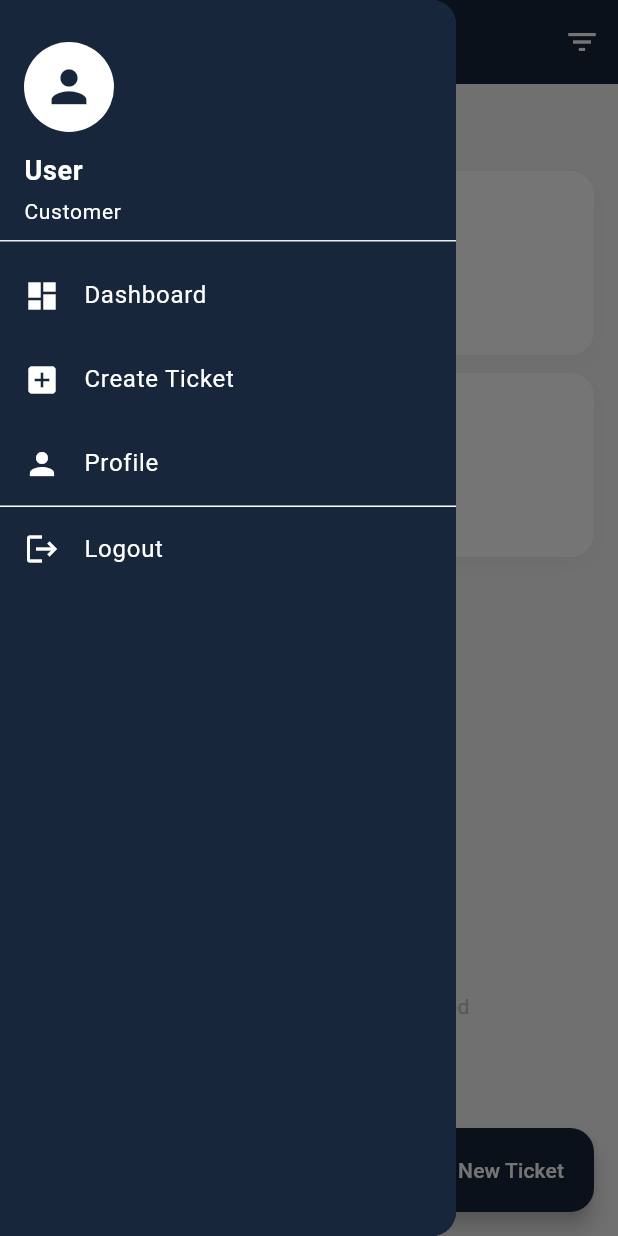
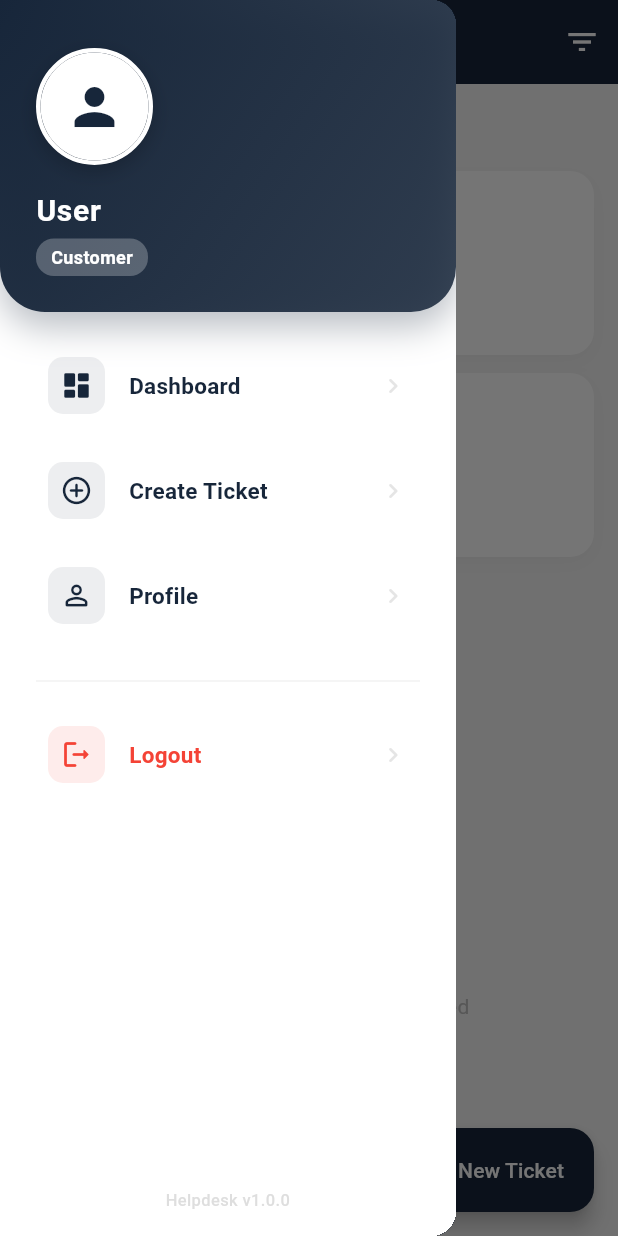
Before and after one commit to FachruDev/helpdesk-mobile, a Flutter app: the CustomerDashboardScreen screen opened directly, with the side drawer open, on a phone screen of 412 x 824 dp. Run offline on Flutter 3.47's test engine with Material 3 defaults, Android fonts, the phone set to English and light mode, and no system bars; our stand-ins replace cached_network_image, dropdown_search, file_picker, flutter_dotenv, flutter_riverpod, flutter_secure_storage; accounts and stored records are empty; network calls fail.

Commit message:
style: drawer sidebar uppdate

```diff
--- a/lib/ui/customer/widgets/customer_drawer.dart
+++ b/lib/ui/customer/widgets/customer_drawer.dart
@@ -25,20 +25,56 @@ class CustomerDrawer extends StatelessWidget {
 
     return Drawer(
       child: Container(
-        color: AppColors.primary,
-        child: ListView(
-          padding: EdgeInsets.zero,
+        color: AppColors.white,
+        child: SafeArea(
+          child: Column(
             children: [
-            DrawerHeader(
-              decoration: const BoxDecoration(
-                color: AppColors.primary,
+              // Modern Header with gradient
+              Container(
+                width: double.infinity,
+                padding: const EdgeInsets.fromLTRB(24, 32, 24, 24),
+                decoration: BoxDecoration(
+                  gradient: LinearGradient(
+                    begin: Alignment.topLeft,
+                    end: Alignment.bottomRight,
+                    colors: [
+                      AppColors.primary,
+                      AppColors.primary.withOpacity(0.85),
+                    ],
+                  ),
+                  borderRadius: const BorderRadius.only(
+                    bottomLeft: Radius.circular(30),
+                    bottomRight: Radius.circular(30),
+                  ),
+                  boxShadow: [
+                    BoxShadow(
+                      color: AppColors.primary.withOpacity(0.3),
+                      blurRadius: 20,
+                      offset: const Offset(0, 10),
+                    ),
+                  ],
                 ),
                 child: Column(
                   crossAxisAlignment: CrossAxisAlignment.start,
-                mainAxisAlignment: MainAxisAlignment.end,
                   children: [
-                  CircleAvatar(
-                    radius: 30,
+                    // Avatar with border
+                    Container(
+                      decoration: BoxDecoration(
+                        shape: BoxShape.circle,
+                        border: Border.all(
+                          color: AppColors.white,
+                          width: 3,
+                        ),
+                        boxShadow: [
+                          BoxShadow(
+                            color: Colors.black.withOpacity(0.2),
+                            blurRadius: 10,
+                            offset: const Offset(0, 4),
+                          ),
+                        ],
+                      ),
+                      child: CircleAvatar(
+                        radius: 36,
                         backgroundColor: AppColors.white,
                         backgroundImage: userImage != null
                             ? CachedNetworkImageProvider(userImage)
@@ -46,53 +82,108 @@ class CustomerDrawer extends StatelessWidget {
                         child: userImage == null
                             ? const Icon(
                                 Icons.person,
-                            size: 35,
+                                size: 40,
                                 color: AppColors.primary,
                               )
                             : null,
                       ),
-                  const SizedBox(height: 12),
+                    ),
+                    const SizedBox(height: 16),
+                    // User name
                     Text(
                       userName,
                       style: const TextStyle(
                         color: AppColors.white,
-                      fontSize: 18,
+                        fontSize: 20,
                         fontWeight: FontWeight.bold,
+                        letterSpacing: 0.5,
                       ),
+                      maxLines: 1,
+                      overflow: TextOverflow.ellipsis,
                     ),
                     const SizedBox(height: 4),
-                  const Text(
+                    // Role badge
+                    Container(
+                      padding: const EdgeInsets.symmetric(
+                        horizontal: 10,
+                        vertical: 4,
+                      ),
+                      decoration: BoxDecoration(
+                        color: AppColors.white.withOpacity(0.25),
+                        borderRadius: BorderRadius.circular(12),
+                      ),
+                      child: const Text(
                         'Customer',
                         style: TextStyle(
                           color: AppColors.white,
-                      fontSize: 14,
+                          fontSize: 12,
+                          fontWeight: FontWeight.w600,
+                        ),
                       ),
                     ),
                   ],
                 ),
               ),
+
+              const SizedBox(height: 8),
+
+              // Menu items
+              Expanded(
+                child: ListView(
+                  padding: const EdgeInsets.symmetric(horizontal: 8, vertical: 8),
+                  children: [
                     _buildDrawerItem(
-              icon: Icons.dashboard,
+                      icon: Icons.dashboard_rounded,
                       title: 'Dashboard',
                       onTap: onDashboardTap,
                     ),
+                    const SizedBox(height: 4),
                     _buildDrawerItem(
-              icon: Icons.add_box,
+                      icon: Icons.add_circle_outline_rounded,
                       title: 'Create Ticket',
                       onTap: onCreateTicketTap,
                     ),
+                    const SizedBox(height: 4),
                     _buildDrawerItem(
-              icon: Icons.person,
+                      icon: Icons.person_outline_rounded,
                       title: 'Profile',
                       onTap: onProfileTap,
                     ),
-            const Divider(color: AppColors.white, height: 1),
+                    const SizedBox(height: 16),
+                    // Divider
+                    Padding(
+                      padding: const EdgeInsets.symmetric(horizontal: 16),
+                      child: Divider(
+                        color: AppColors.textHint.withOpacity(0.2),
+                        thickness: 1,
+                      ),
+                    ),
+                    const SizedBox(height: 8),
                     _buildDrawerItem(
-              icon: Icons.logout,
+                      icon: Icons.logout_rounded,
                       title: 'Logout',
                       onTap: onLogoutTap,
+                      isDestructive: true,
                     ),
                   ],
+                ),
+              ),
+
+              // Footer version info (optional)
+              Padding(
+                padding: const EdgeInsets.all(16),
+                child: Text(
+                  'Helpdesk v1.0.0',
+                  style: TextStyle(
+                    color: AppColors.textHint.withOpacity(0.5),
+                    fontSize: 11,
+                    fontWeight: FontWeight.w500,
+                  ),
+                  textAlign: TextAlign.center,
+                ),
+              ),
+            ],
+          ),
         ),
       ),
     );
@@ -102,14 +193,60 @@ class CustomerDrawer extends StatelessWidget {
     required IconData icon,
     required String title,
     required VoidCallback onTap,
+    bool isDestructive = false,
   }) {
-    return ListTile(
-      leading: Icon(icon, color: AppColors.white),
-      title: Text(
+    return Container(
+      margin: const EdgeInsets.symmetric(horizontal: 8),
+      decoration: BoxDecoration(
+        borderRadius: BorderRadius.circular(12),
+      ),
+      child: Material(
+        color: Colors.transparent,
+        child: InkWell(
+          onTap: onTap,
+          borderRadius: BorderRadius.circular(12),
+          child: Container(
+            padding: const EdgeInsets.symmetric(horizontal: 16, vertical: 14),
+            child: Row(
+              children: [
+                Container(
+                  padding: const EdgeInsets.all(8),
+                  decoration: BoxDecoration(
+                    color: isDestructive
+                        ? AppColors.error.withOpacity(0.1)
+                        : AppColors.primary.withOpacity(0.08),
+                    borderRadius: BorderRadius.circular(10),
+                  ),
+                  child: Icon(
+                    icon,
+                    color: isDestructive ? AppColors.error : AppColors.primary,
+                    size: 22,
+                  ),
+                ),
+                const SizedBox(width: 16),
+                Expanded(
+                  child: Text(
                     title,
-        style: const TextStyle(color: AppColors.white),
+                    style: TextStyle(
+                      color: isDestructive
+                          ? AppColors.error
+                          : AppColors.textPrimary,
+                      fontSize: 15,
+                      fontWeight: FontWeight.w600,
+                      letterSpacing: 0.2,
                     ),
-      onTap: onTap,
+                  ),
+                ),
+                Icon(
+                  Icons.chevron_right_rounded,
+                  color: AppColors.textHint.withOpacity(0.4),
+                  size: 20,
+                ),
+              ],
+            ),
+          ),
+        ),
+      ),
     );
   }
 }
```
Lines whose indentation alone changed are shown as unchanged.
